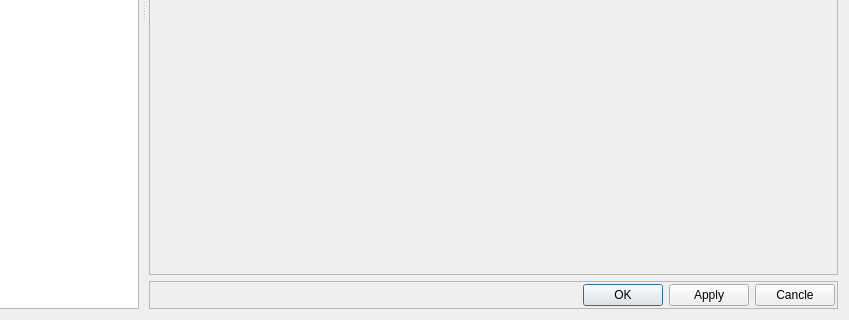
Old version of the form RedPandaIDE/settingsdialog/settingsdialog.ui in the repository royqh1979/RedPanda-CPP; both pictures show x 128 to 977 and y 302 to 622 of the 977 by 622 pixel window.
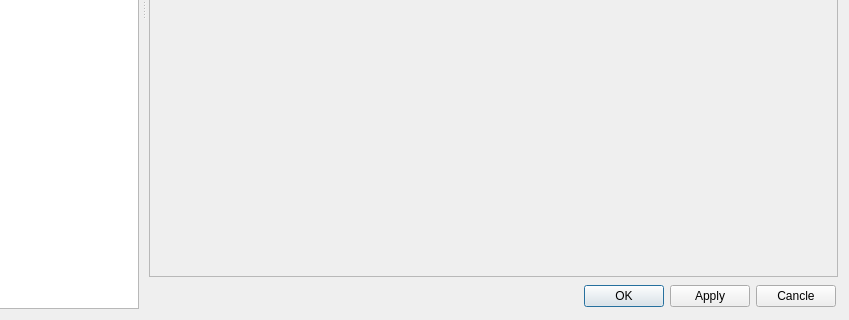
New version of the form.

Patch:
```diff
--- a/RedPandaIDE/settingsdialog/settingsdialog.ui
+++ b/RedPandaIDE/settingsdialog/settingsdialog.ui
@@ -104,7 +104,7 @@
             <x>0</x>
             <y>0</y>
             <width>683</width>
-            <height>535</height>
+            <height>533</height>
            </rect>
           </property>
          </widget>
@@ -119,7 +119,7 @@
           </sizepolicy>
          </property>
          <property name="frameShape">
-          <enum>QFrame::StyledPanel</enum>
+          <enum>QFrame::NoFrame</enum>
          </property>
          <property name="frameShadow">
           <enum>QFrame::Raised</enum>
```
